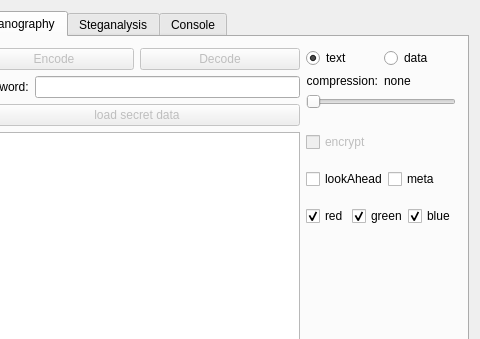
Above: mainwindow.ui from evilbateye/stegosum before the change; both pictures show x 550 to 1030 and y 0 to 339 of the 1030 by 422 pixel window. Below: the same form after it.
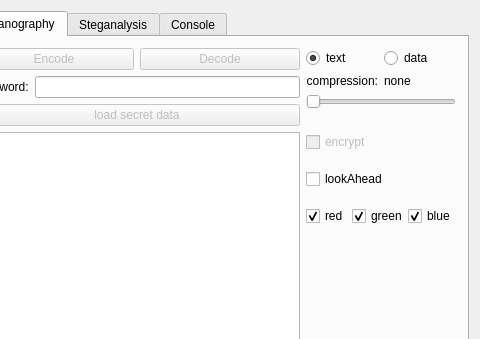
That is the form after the change. The open tabs and pages were chosen to show the change. Custom widgets are drawn as their Qt base class.

```diff
--- a/mainwindow.ui
+++ b/mainwindow.ui
@@ -297,16 +297,6 @@
                      </property>
                     </widget>
                    </item>
-                   <item>
-                    <widget class="QCheckBox" name="metaCheckBox">
-                     <property name="enabled">
-                      <bool>true</bool>
-                     </property>
-                     <property name="text">
-                      <string>meta</string>
-                     </property>
-                    </widget>
-                   </item>
                   </layout>
                  </item>
                  <item row="2" column="0">
```
